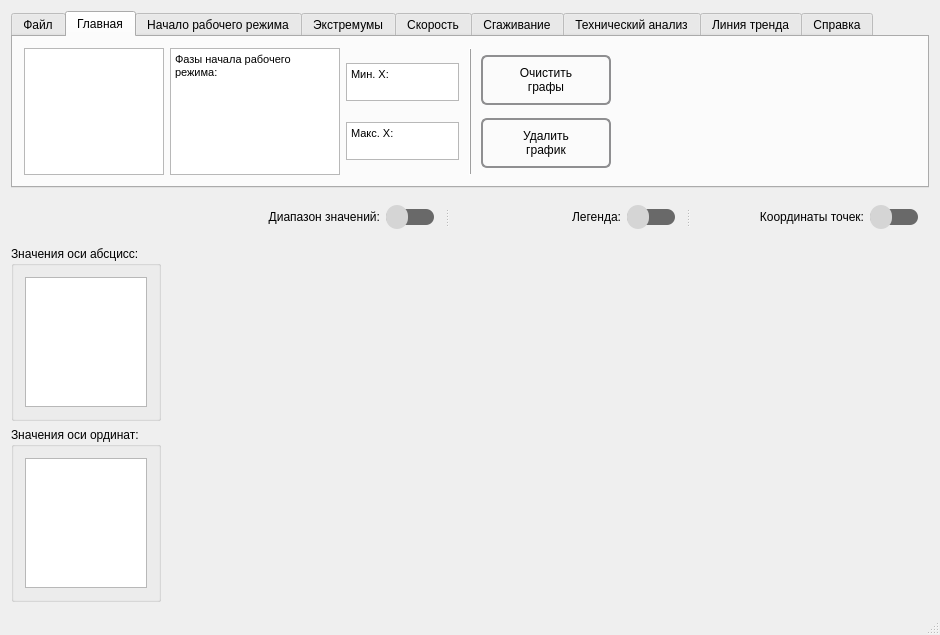
Kortesss/NO3, file mainwindow.ui: the form before one commit.
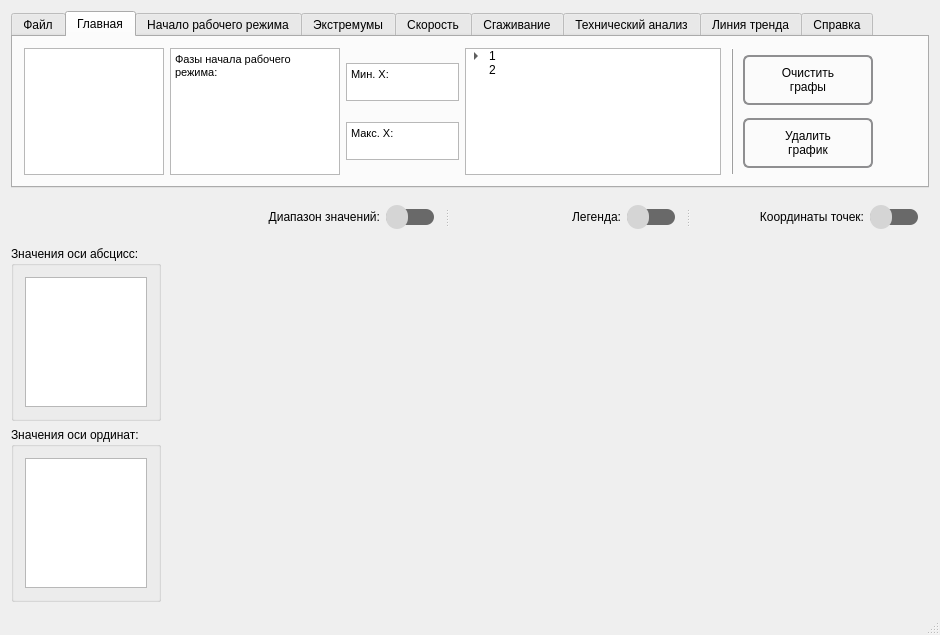
The form after the commit. The open tabs and pages were chosen to show the change. Icons and pictures are not drawn. Custom widgets are drawn as their Qt base class.

```diff
--- a/mainwindow.ui
+++ b/mainwindow.ui
@@ -475,6 +475,68 @@
           </item>
          </layout>
         </item>
+        <item>
+         <widget class="QTreeWidget" name="treeWidget">
+          <property name="sizePolicy">
+           <sizepolicy hsizetype="Preferred" vsizetype="Preferred">
+            <horstretch>0</horstretch>
+            <verstretch>0</verstretch>
+           </sizepolicy>
+          </property>
+          <property name="layoutDirection">
+           <enum>Qt::LeftToRight</enum>
+          </property>
+          <property name="frameShape">
+           <enum>QFrame::StyledPanel</enum>
+          </property>
+          <property name="selectionBehavior">
+           <enum>QAbstractItemView::SelectRows</enum>
+          </property>
+          <property name="textElideMode">
+           <enum>Qt::ElideRight</enum>
+          </property>
+          <property name="columnCount">
+           <number>1</number>
+          </property>
+          <attribute name="headerVisible">
+           <bool>false</bool>
+          </attribute>
+          <attribute name="headerCascadingSectionResizes">
+           <bool>true</bool>
+          </attribute>
+          <attribute name="headerHighlightSections">
+           <bool>true</bool>
+          </attribute>
+          <attribute name="headerShowSortIndicator" stdset="0">
+           <bool>true</bool>
+          </attribute>
+          <column>
+           <property name="text">
+            <string>1</string>
+           </property>
+          </column>
+          <item>
+           <property name="text">
+            <string>1</string>
+           </property>
+           <item>
+            <property name="text">
+             <string>1.1</string>
+            </property>
+           </item>
+           <item>
+            <property name="text">
+             <string>1.2</string>
+            </property>
+           </item>
+          </item>
+          <item>
+           <property name="text">
+            <string>2</string>
+           </property>
+          </item>
+         </widget>
+        </item>
         <item>
          <widget class="QLabel" name="label_14">
           <property name="sizePolicy">
```
Left out of the diff: 3 changed lines with no effect on the pictures.
